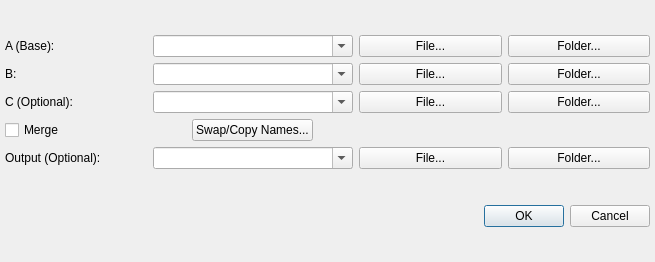
First picture: the form in src/opendialog.ui, repository KDE/kdiff3, before the edit.
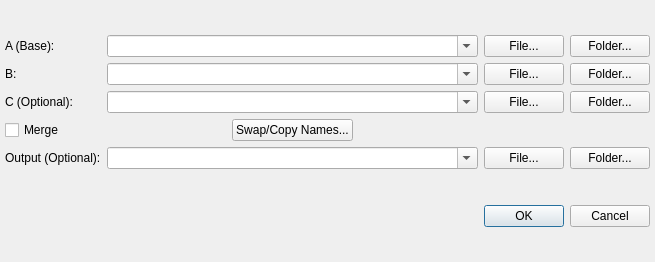
Second picture: the form after the edit. Icons and pictures are not drawn.

Commit message: Add spacers for Swap Copy button.

```diff
--- a/src/opendialog.ui
+++ b/src/opendialog.ui
@@ -77,7 +77,20 @@
       </widget>
      </item>
      <item row="4" column="1">
-      <layout class="QHBoxLayout" name="horizontalLayout_2" stretch="0">
+      <layout class="QHBoxLayout" name="horizontalLayout_2" stretch="0,0,0">
+       <item>
+        <spacer name="horizontalSpacer">
+         <property name="orientation">
+          <enum>Qt::Horizontal</enum>
+         </property>
+         <property name="sizeHint" stdset="0">
+          <size>
+           <width>40</width>
+           <height>20</height>
+          </size>
+         </property>
+        </spacer>
+       </item>
        <item>
         <widget class="QPushButton" name="swapCopy">
          <property name="sizePolicy">
@@ -91,6 +104,19 @@
          </property>
         </widget>
        </item>
+       <item>
+        <spacer name="horizontalSpacer_2">
+         <property name="orientation">
+          <enum>Qt::Horizontal</enum>
+         </property>
+         <property name="sizeHint" stdset="0">
+          <size>
+           <width>40</width>
+           <height>20</height>
+          </size>
+         </property>
+        </spacer>
+       </item>
       </layout>
      </item>
      <item row="2" column="0">
```
